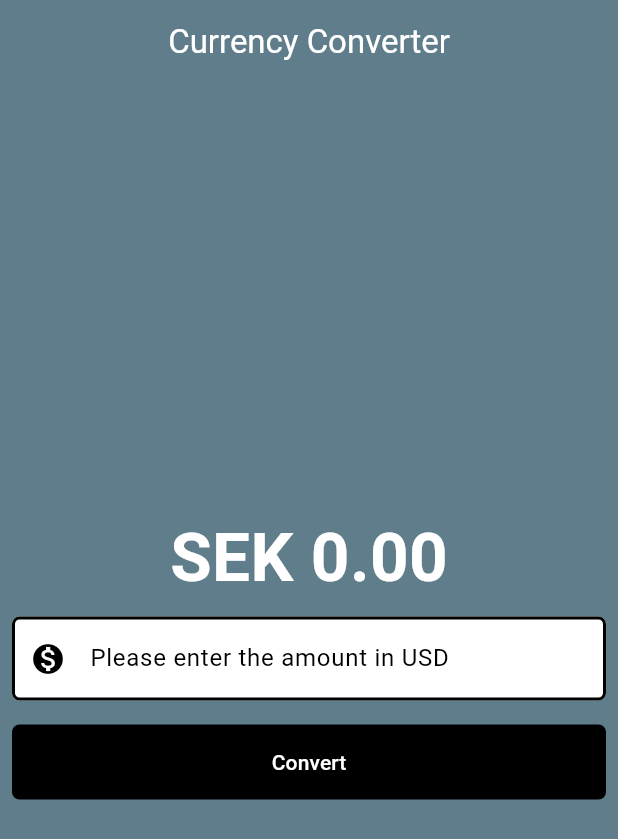
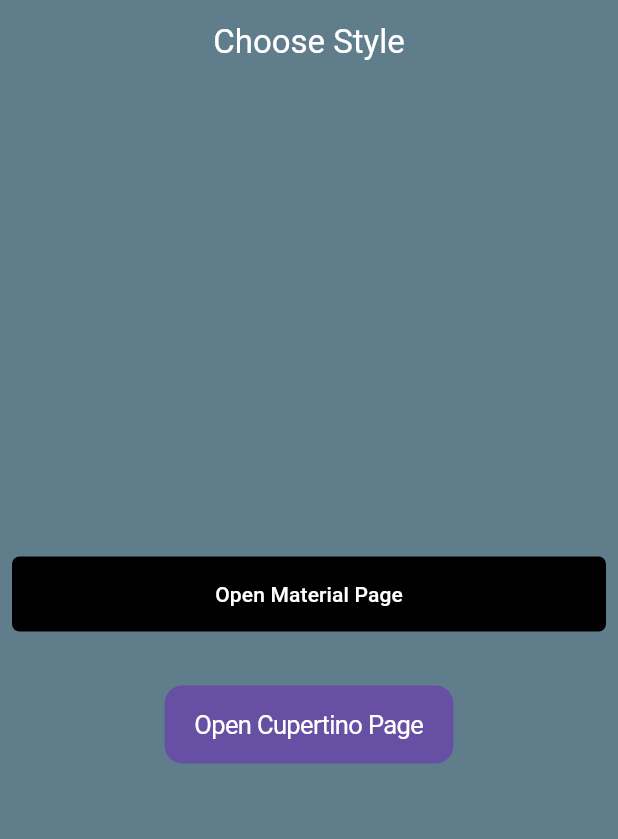
Before and after one commit to ziaongit/currency-converter, a Flutter app: the screen it shows after launch, on a phone screen of 412 x 824 dp. Shown: the top 839 px of the screen. Run offline on Flutter 3.47's test engine with Material 3 defaults, Android fonts, the phone set to English and light mode, and no system bars.

Commit message:
Cupertino added

```diff
--- a/lib/currency_converter_page.dart
+++ b/lib/currency_converter_material_page.dart
@@ -1,14 +1,14 @@
 import 'package:flutter/material.dart';
 
-class CurrencyConverterPage extends StatefulWidget {
-  const CurrencyConverterPage({super.key});
+class CurrencyConverterMaterialPage extends StatefulWidget {
+  const CurrencyConverterMaterialPage({super.key});
 
   @override
   // ignore: library_private_types_in_public_api
-  _CurrencyConverterPageState createState() => _CurrencyConverterPageState();
+  _CurrencyConverterMaterialPageState createState() => _CurrencyConverterMaterialPageState();
 }
 
-class _CurrencyConverterPageState extends State<CurrencyConverterPage> {
+class _CurrencyConverterMaterialPageState extends State<CurrencyConverterMaterialPage> {
   double result = 0; // Declare result as a state variable
   final TextEditingController textEditingController = TextEditingController();
 
--- /dev/null
+++ b/lib/home_page.dart
@@ -0,0 +1,71 @@
+import 'package:currency_converter/currency_converter_cupertino_page.dart';
+import 'package:currency_converter/currency_converter_material_page.dart';
+import 'package:flutter/material.dart';
+import 'package:flutter/cupertino.dart';
+
+
+class HomePage extends StatelessWidget {
+  const HomePage({super.key});
+
+  @override
+  Widget build(BuildContext context) {
+    return Scaffold(
+      backgroundColor: Colors.blueGrey, // Matching background color
+      appBar: AppBar(
+        backgroundColor: Colors.blueGrey,
+        elevation: 0,
+        title: const Text(
+          'Choose Style',
+          style: TextStyle(color: Colors.white),
+        ),
+        centerTitle: true,
+      ),
+      body: Center(
+        child: Column(
+          mainAxisAlignment: MainAxisAlignment.center,
+          children: [
+            // Material-styled button for opening Material page
+            Padding(
+              padding: const EdgeInsets.all(8.0),
+              child: TextButton(
+                onPressed: () {
+                  Navigator.push(
+                    context,
+                    MaterialPageRoute(
+                      builder: (context) => const CurrencyConverterMaterialPage(),
+                    ),
+                  );
+                },
+                style: TextButton.styleFrom(
+                  minimumSize: const Size(double.infinity, 50),
+                  backgroundColor: Colors.black,
+                  foregroundColor: Colors.white,
+                  shape: RoundedRectangleBorder(
+                    borderRadius: BorderRadius.circular(5),
+                  ),
+                ),
+                child: const Text('Open Material Page'),
+              ),
+            ),
+            const SizedBox(height: 20),
+            // Cupertino-styled button for opening Cupertino page
+            Padding(
+              padding: const EdgeInsets.all(8.0),
+              child: CupertinoButton.filled(
+                onPressed: () {
+                  Navigator.push(
+                    context,
+                    CupertinoPageRoute(
+                      builder: (context) => const CurrencyConverterCupertinoPage(),
+                    ),
+                  );
+                },
+                child: const Text('Open Cupertino Page'),
+              ),
+            ),
+          ],
+        ),
+      ),
+    );
+  }
+}
--- a/lib/main.dart
+++ b/lib/main.dart
@@ -1,4 +1,4 @@
-import 'package:currency_converter/currency_converter_page.dart';
+import 'package:currency_converter/home_page.dart';
 import 'package:flutter/material.dart';
 
 void main() {
@@ -7,11 +7,12 @@ void main() {
 
 class MyApp extends StatelessWidget {
   const MyApp({super.key});
+
   @override
   Widget build(BuildContext context) {
     return const MaterialApp(
       debugShowCheckedModeBanner: false,
-      home: CurrencyConverterPage()
+      home: HomePage(),
     );
   }
 }
```
Also changed, not shown: lib/currency_converter_cupertino_page.dart (added, +74 -0 lines).
